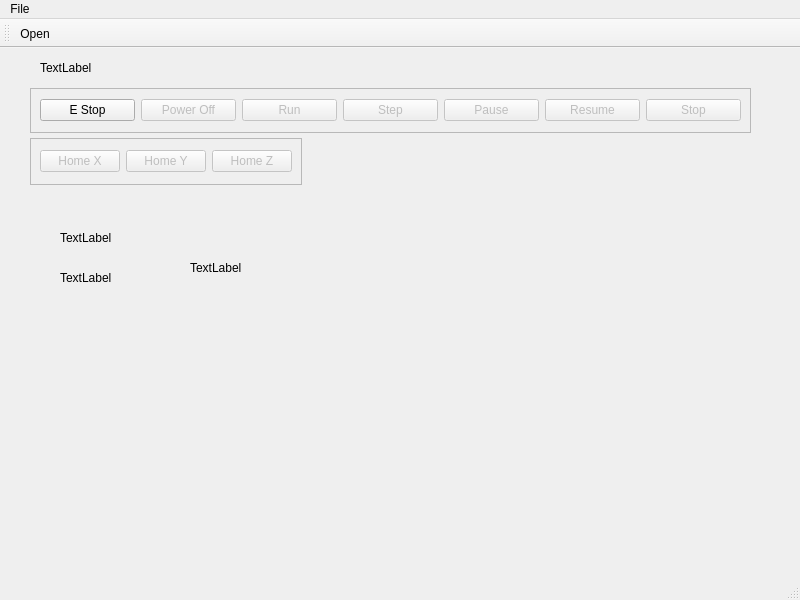
This is emc/src/emc.ui in jethornton/EMC6 as Qt 5 draws it before an edit. The edited form follows.
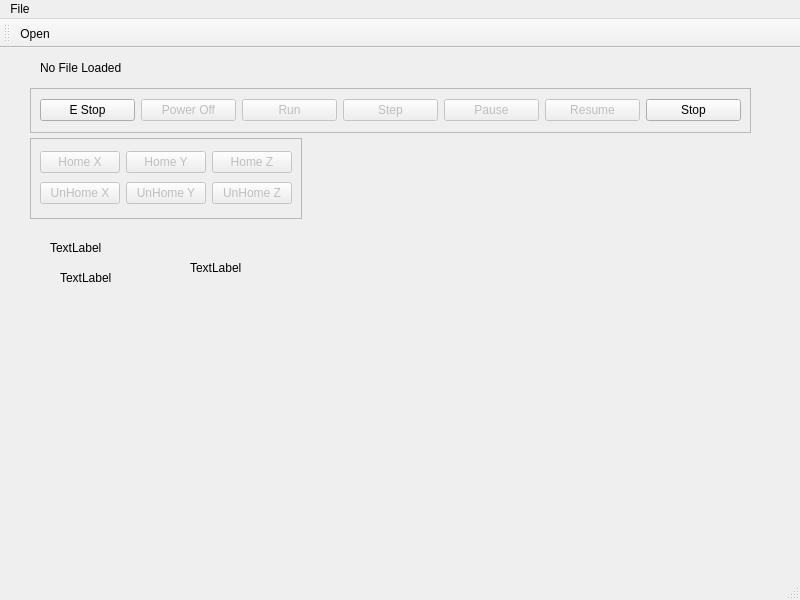
This is the edited form.

Commit message: get home and unhome commands working

The edit to the form file:
```diff
--- a/emc/src/emc.ui
+++ b/emc/src/emc.ui
@@ -14,8 +14,8 @@
    <widget class="QLabel" name="estop_status_lb">
     <property name="geometry">
      <rect>
-      <x>60</x>
-      <y>180</y>
+      <x>50</x>
+      <y>190</y>
       <width>66</width>
       <height>19</height>
      </rect>
@@ -110,7 +110,7 @@
      <item row="0" column="6">
       <widget class="QPushButton" name="stop_pb">
        <property name="enabled">
-        <bool>false</bool>
+        <bool>true</bool>
        </property>
        <property name="text">
         <string>Stop</string>
@@ -138,7 +138,7 @@
       <x>30</x>
       <y>90</y>
       <width>272</width>
-      <height>47</height>
+      <height>81</height>
      </rect>
     </property>
     <property name="frameShape">
@@ -148,6 +148,16 @@
      <enum>QFrame::Raised</enum>
     </property>
     <layout class="QGridLayout" name="gridLayout_2">
+     <item row="0" column="2">
+      <widget class="QPushButton" name="home_pb_2">
+       <property name="enabled">
+        <bool>false</bool>
+       </property>
+       <property name="text">
+        <string>Home Z</string>
+       </property>
+      </widget>
+     </item>
      <item row="0" column="0">
       <widget class="QPushButton" name="home_pb_0">
        <property name="enabled">
@@ -168,13 +178,33 @@
        </property>
       </widget>
      </item>
-     <item row="0" column="2">
-      <widget class="QPushButton" name="home_pb_2">
+     <item row="1" column="0">
+      <widget class="QPushButton" name="unhome_pb_0">
        <property name="enabled">
         <bool>false</bool>
        </property>
        <property name="text">
-        <string>Home Z</string>
+        <string>UnHome X</string>
+       </property>
+      </widget>
+     </item>
+     <item row="1" column="1">
+      <widget class="QPushButton" name="unhome_pb_1">
+       <property name="enabled">
+        <bool>false</bool>
+       </property>
+       <property name="text">
+        <string>UnHome Y</string>
+       </property>
+      </widget>
+     </item>
+     <item row="1" column="2">
+      <widget class="QPushButton" name="unhome_pb_2">
+       <property name="enabled">
+        <bool>false</bool>
+       </property>
+       <property name="text">
+        <string>UnHome Z</string>
        </property>
       </widget>
      </item>
@@ -190,7 +220,7 @@
      </rect>
     </property>
     <property name="text">
-     <string>TextLabel</string>
+     <string>No File Loaded</string>
     </property>
    </widget>
   </widget>
```
The commit also changes 5 other files.
